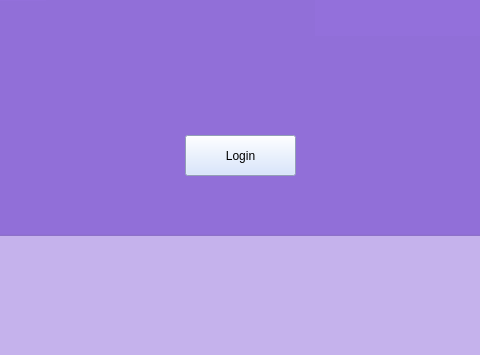
Old version of the form login.ui in the repository RziguiMohamedAmine/Smart_cinema_2A14; both pictures show x 345 to 825 and y 245 to 600 of the 1157 by 600 pixel window.
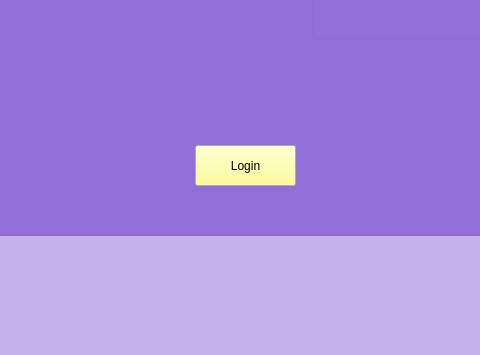
New version of the form.

```diff
--- a/login.ui
+++ b/login.ui
@@ -35,14 +35,15 @@
     <widget class="QPushButton" name="pushButton_log">
      <property name="geometry">
       <rect>
-       <x>450</x>
-       <y>290</y>
-       <width>111</width>
+       <x>460</x>
+       <y>300</y>
+       <width>101</width>
        <height>41</height>
       </rect>
      </property>
      <property name="styleSheet">
       <string notr="true">background-color: rgb(205, 223, 255);
+background-color: rgb(255, 255, 127);
 font: 75 12pt &quot;MS Shell Dlg 2&quot;;
 </string>
      </property>
```
